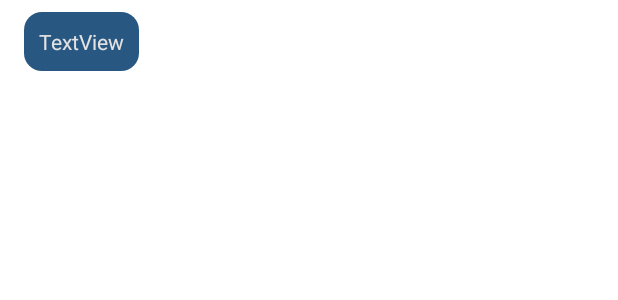
After one commit to robertov92/4Chat, an Android app: the layout message_single_layout.xml on its own in the app's theme, with its tools: preview values and no code run, on a phone screen of 412 x 824 dp. The commit adds this screen. Shown: the top 300 px of the screen. Run offline under Robolectric (Android 15) with nearby library versions, the phone set to English and light mode, and no system bars.

Commit message:
Retrieving messages working wonderfully! :D

```diff
--- /dev/null
+++ b/app/src/main/res/drawable/message_text_background.xml
@@ -0,0 +1,6 @@
+<?xml version="1.0" encoding="utf-8"?>
+<shape xmlns:android="http://schemas.android.com/apk/res/android">
+    <solid android:color="@color/main_blue"/>
+    <corners android:radius="12dp"/>
+
+</shape>
--- /dev/null
+++ b/app/src/main/res/layout/message_single_layout.xml
@@ -0,0 +1,24 @@
+<?xml version="1.0" encoding="utf-8"?>
+<androidx.constraintlayout.widget.ConstraintLayout xmlns:android="http://schemas.android.com/apk/res/android"
+    xmlns:app="http://schemas.android.com/apk/res-auto"
+    xmlns:tools="http://schemas.android.com/tools"
+    android:id="@+id/message_single_layout"
+    android:layout_width="match_parent"
+    android:layout_height="wrap_content">
+
+    <TextView
+        android:id="@+id/message_text_layout"
+        android:layout_width="wrap_content"
+        android:layout_height="wrap_content"
+        android:layout_marginStart="16dp"
+        android:layout_marginTop="8dp"
+        android:layout_marginBottom="8dp"
+        android:background="@drawable/message_text_background"
+        android:padding="10dp"
+        android:text="TextView"
+        android:textColor="@color/white_two"
+        android:textSize="14sp"
+        app:layout_constraintBottom_toBottomOf="parent"
+        app:layout_constraintStart_toStartOf="parent"
+        app:layout_constraintTop_toTopOf="parent" />
+</androidx.constraintlayout.widget.ConstraintLayout>
```
Also changed, not shown: app/src/main/java/team4/cs246/ChatActivity.java (+46 -0 lines), app/src/main/java/team4/cs246/MessageAdapter.java (added, +48 -0 lines), app/src/main/java/team4/cs246/Messages.java (added, +30 -0 lines).
